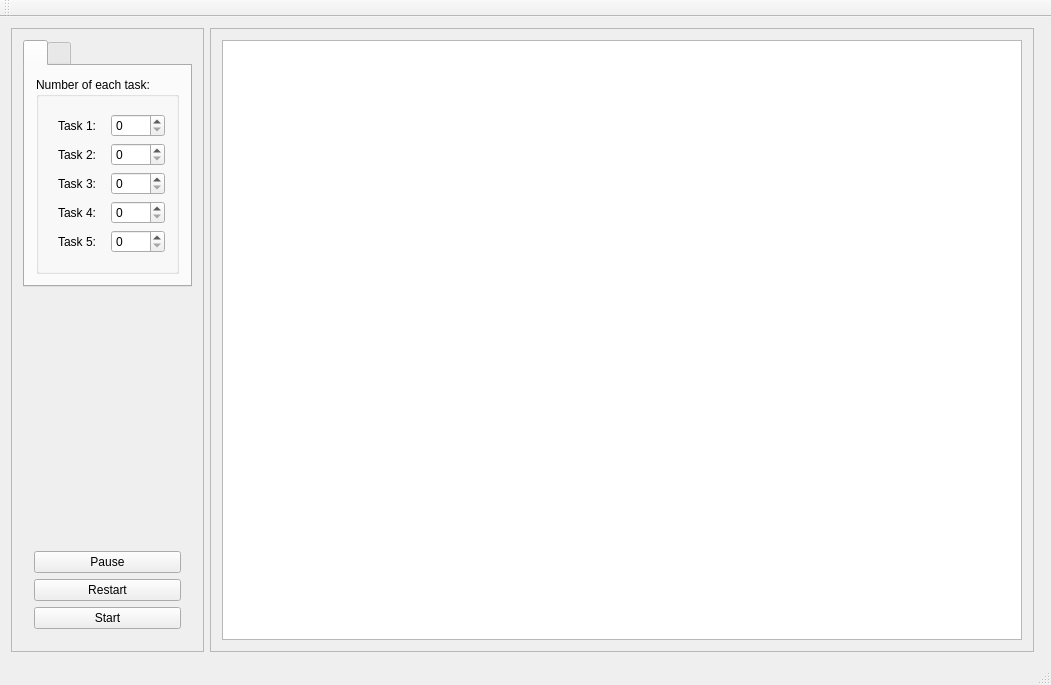
Old version of the form mainwindow.ui in the repository krasux/EBC.
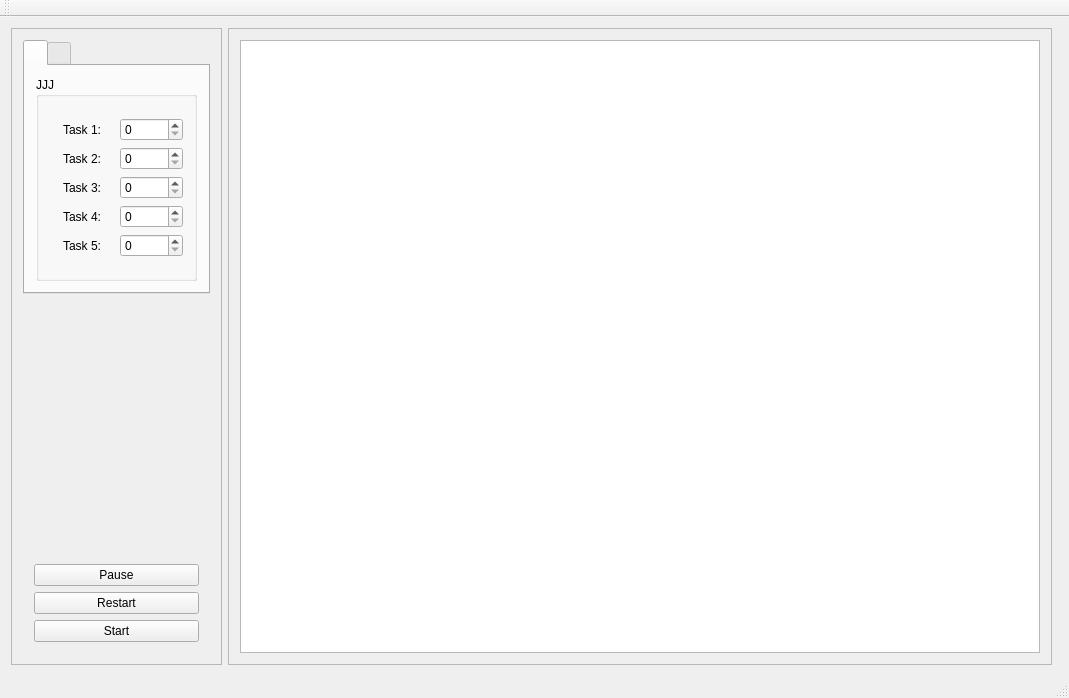
New version of the form.

Diff of the .ui file:
```diff
--- a/mainwindow.ui
+++ b/mainwindow.ui
@@ -6,8 +6,8 @@
    <rect>
     <x>0</x>
     <y>0</y>
-    <width>952</width>
-    <height>515</height>
+    <width>1069</width>
+    <height>698</height>
    </rect>
   </property>
   <property name="windowTitle">
@@ -40,7 +40,7 @@
            <item>
             <widget class="QGroupBox" name="groupBox">
              <property name="title">
-              <string>Number of each task:</string>
+              <string>JJJ</string>
              </property>
              <layout class="QVBoxLayout" name="verticalLayout">
               <item>
```
Left out of the diff: 2 changed lines with no effect on the pictures.
